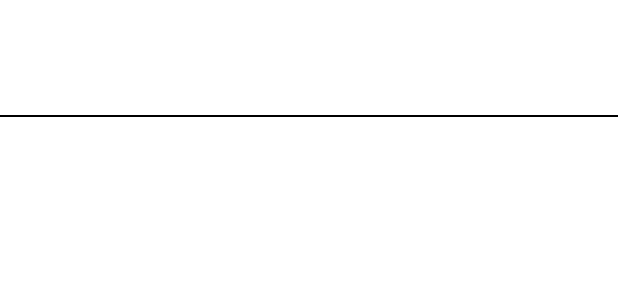
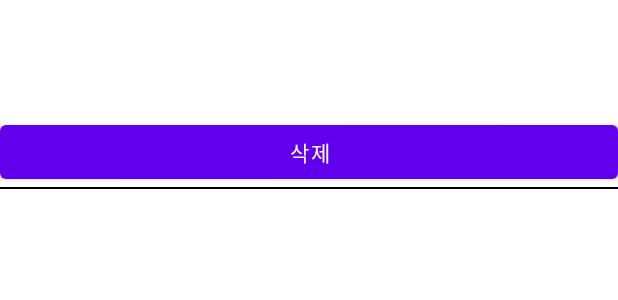
Before and after one commit to rhthrhrl0/RetrofitTest, an Android app: the layout main_item.xml on its own in the app's theme, with its tools: preview values and no code run, on a phone screen of 412 x 824 dp. Shown: the top 300 px of the screen. Run offline under Robolectric (Android 15) with nearby library versions, the phone set to English and light mode, and no system bars; network calls fail.

```diff
--- a/app/build.gradle
+++ b/app/build.gradle
@@ -37,6 +37,10 @@ android {
 }
 
 dependencies {
+    //코루틴
+    implementation 'org.jetbrains.kotlinx:kotlinx-coroutines-core:1.3.3'
+    implementation 'org.jetbrains.kotlinx:kotlinx-coroutines-android:1.3.3'
+
     implementation 'com.squareup.retrofit2:retrofit:2.+'
     implementation 'com.squareup.retrofit2:converter-gson:2.+'
     implementation 'com.squareup.retrofit2:converter-scalars:2.+'
--- a/app/src/main/java/com/example/retrofittest/ResponseResult.kt
+++ b/app/src/main/java/com/example/retrofittest/ResponseResult.kt
@@ -1,7 +1,7 @@
 package com.example.retrofittest
 
 //이 데이터클래스는 응답을 리스트형태로 한번에 받기 위한 것이다.
-class AllPostsResponse: ArrayList<ResponseResult>()
+class AllPostsResponse : ArrayList<ResponseResult>()
 
 data class ResponseResult(
     //Json은 코틀린 자바와는 다르게 스네이크 표기법 사용
@@ -11,4 +11,6 @@ data class ResponseResult(
     val userId: Int
     //만약 응답받을 JSON응답 양식에 student_id 같은 변수가 있다고 하면
     //@SerializedName("student_id") 으로 매핑 시킬 수 있다.
+
+    //data클래스는 자동으로 값비교를 하도록 도와주는 hashCode함수가 구현됨
 )
--- a/app/src/main/res/layout/main_item.xml
+++ b/app/src/main/res/layout/main_item.xml
@@ -1,35 +1,42 @@
 <?xml version="1.0" encoding="utf-8"?>
 <layout>
+
     <data>
         <variable
-            name="postVm"
+            name="post"
             type="com.example.retrofittest.ResponseResult" />
     </data>
 
     <LinearLayout xmlns:android="http://schemas.android.com/apk/res/android"
         android:layout_width="match_parent"
         android:layout_height="wrap_content"
-        android:orientation="vertical"
-        android:background="@drawable/item_background">
+        android:background="@drawable/item_background"
+        android:orientation="vertical">
+
         <TextView
-            android:text="@{@string/post_id_string(postVm.id)}"
             android:layout_width="match_parent"
             android:layout_height="wrap_content"
-            />
+            android:text="@{@string/post_id_string(post.id)}" />
+
         <TextView
-            android:text="@{@string/post_userId_string(postVm.userId)}"
             android:layout_width="match_parent"
             android:layout_height="wrap_content"
-            />
+            android:text="@{@string/post_userId_string(post.userId)}" />
+
         <TextView
-            android:text="@{@string/post_title_string(postVm.title)}"
             android:layout_width="match_parent"
             android:layout_height="wrap_content"
-            />
+            android:text="@{@string/post_title_string(post.title)}" />
+
         <TextView
-            android:text="@{@string/post_body_string(postVm.body)}"
             android:layout_width="match_parent"
             android:layout_height="wrap_content"
-            />
+            android:text="@{@string/post_body_string(post.body)}" />
+
+        <Button
+            android:id="@+id/deleteBt"
+            android:layout_width="match_parent"
+            android:layout_height="wrap_content"
+            android:text="삭제" />
     </LinearLayout>
 </layout>
```
Also changed, not shown: app/src/main/java/com/example/retrofittest/JsonPlaceHolderInterface.kt (+8 -2 lines), app/src/main/java/com/example/retrofittest/MainActivity.kt (+5 -9 lines), app/src/main/java/com/example/retrofittest/MainViewModel.kt (+20 -18 lines), app/src/main/java/com/example/retrofittest/MyAdapter.kt (+42 -17 lines), app/src/main/java/com/example/retrofittest/MyBindingAdapter.kt (+14 -10 lines), app/src/main/java/com/example/retrofittest/SingletonObject.kt (+9 -8 lines), app/src/main/java/com/example/retrofittest/viewholder/MyViewHolder.kt (added, +13 -0 lines).
